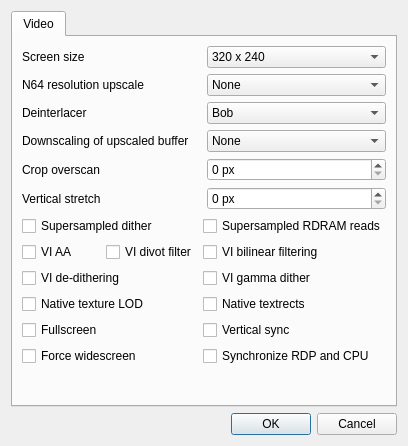
Qt form source/mupen64plus-video-parallel/UserInterface/MainDialog.ui (GhostlyDark/EMG) before a commit.
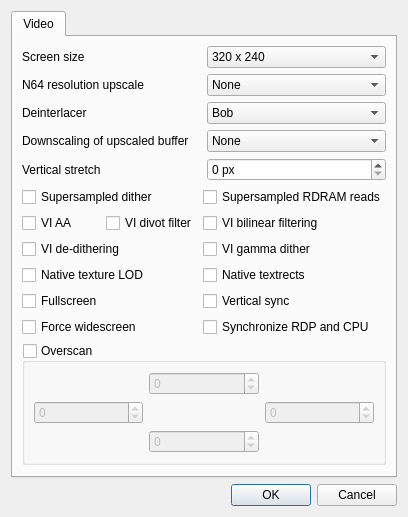
The same form after that commit.

Commit message: Better overscan settings for Parallel RDP

```diff
--- a/source/mupen64plus-video-parallel/UserInterface/MainDialog.ui
+++ b/source/mupen64plus-video-parallel/UserInterface/MainDialog.ui
@@ -198,27 +198,6 @@
            </item>
           </layout>
          </item>
-         <item>
-          <layout class="QHBoxLayout" name="horizontalLayout_8">
-           <property name="bottomMargin">
-            <number>0</number>
-           </property>
-           <item>
-            <widget class="QLabel" name="label_5">
-             <property name="text">
-              <string>Crop overscan</string>
-             </property>
-            </widget>
-           </item>
-           <item>
-            <widget class="QSpinBox" name="cropOverscanSpinBox">
-             <property name="suffix">
-              <string> px</string>
-             </property>
-            </widget>
-           </item>
-          </layout>
-         </item>
          <item>
           <layout class="QHBoxLayout" name="horizontalLayout_9">
            <property name="bottomMargin">
@@ -347,6 +326,53 @@
            </item>
           </layout>
          </item>
+         <item>
+          <widget class="QGroupBox" name="overscanGroupBox">
+           <property name="title">
+            <string>Overscan</string>
+           </property>
+           <property name="checkable">
+            <bool>true</bool>
+           </property>
+           <property name="checked">
+            <bool>false</bool>
+           </property>
+           <layout class="QGridLayout" name="gridLayout">
+            <item row="0" column="1">
+             <widget class="QSpinBox" name="overscanTopSpinBox">
+              <property name="minimum">
+               <number>-99</number>
+              </property>
+             </widget>
+            </item>
+            <item row="1" column="0">
+             <widget class="QSpinBox" name="overscanLeftSpinBox">
+              <property name="minimum">
+               <number>-99</number>
+              </property>
+             </widget>
+            </item>
+            <item row="1" column="2">
+             <widget class="QSpinBox" name="overscanRightSpinBox">
+              <property name="minimum">
+               <number>-99</number>
+              </property>
+             </widget>
+            </item>
+            <item row="2" column="1">
+             <widget class="QSpinBox" name="overscanBottomSpinBox">
+              <property name="minimum">
+               <number>-99</number>
+              </property>
+             </widget>
+            </item>
+           </layout>
+           <zorder>overscanBottomSpinBox</zorder>
+           <zorder>overscanRightSpinBox</zorder>
+           <zorder>overscanLeftSpinBox</zorder>
+           <zorder>overscanTopSpinBox</zorder>
+          </widget>
+         </item>
          <item>
           <spacer name="verticalSpacer">
            <property name="orientation">
```
The commit also changes 7 other files.
